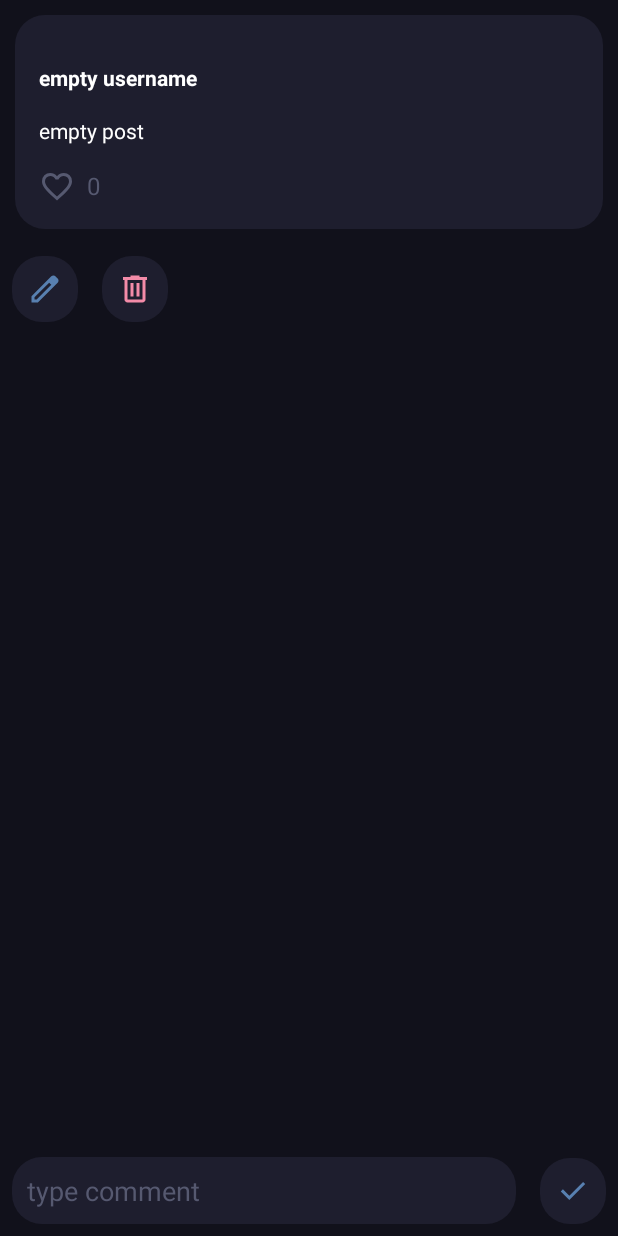
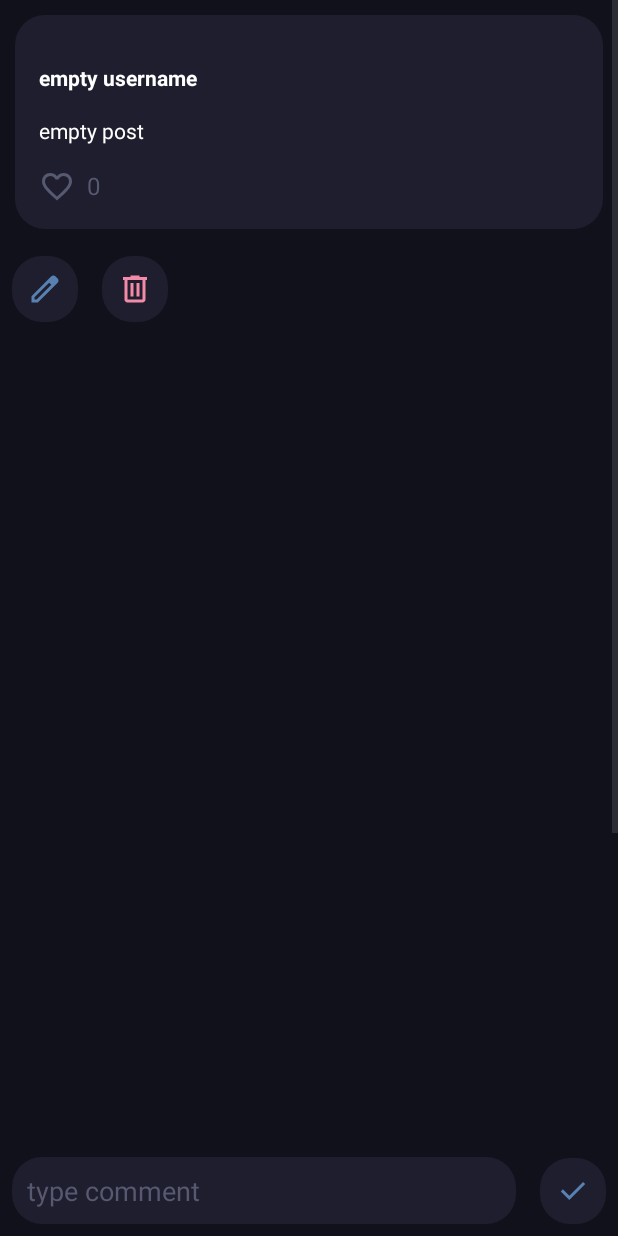
Before and after one commit to imbeer/silly-blog, an Android app: the layout post_fragment.xml on its own in the app's theme, with its tools: preview values and no code run, on a phone screen of 412 x 824 dp. Run offline under Robolectric (Android 15) with nearby library versions, the light colour scheme and no system bars.

Commit message:
Fix comment deletion and scroll

```diff
--- a/blog_android_app/app/src/main/java/com/example/blog_android_app/view/list/CommentCardViewHolder.kt
+++ b/blog_android_app/app/src/main/java/com/example/blog_android_app/view/list/CommentCardViewHolder.kt
@@ -9,7 +9,6 @@ import androidx.recyclerview.widget.RecyclerView
 import com.example.blog_android_app.MainActivity
 import com.example.blog_android_app.R
 import com.example.blog_android_app.model.CommentData
-import com.example.blog_android_app.repository.comments.CommentRestController
 import com.example.blog_android_app.repository.users.UserRestController
 import com.example.blog_android_app.viewmodel.CommentListViewModel
 import kotlinx.coroutines.runBlocking
@@ -37,13 +36,7 @@ class CommentCardViewHolder(
         }
 
         clearButton.setOnClickListener {
-            runBlocking {
-                val res = CommentRestController.deleteComment(commentData = commentData)
-                if (res) {
-                    Toast.makeText(itemView.context, "Comment deleted!", Toast.LENGTH_SHORT).show()
-                    viewModel.update()
-                }
-            }
+            viewModel.deleteComment(commentData)
         }
 
         editButton.setOnClickListener {
--- a/blog_android_app/app/src/main/java/com/example/blog_android_app/viewmodel/CommentListViewModel.kt
+++ b/blog_android_app/app/src/main/java/com/example/blog_android_app/viewmodel/CommentListViewModel.kt
@@ -110,6 +110,13 @@ class CommentListViewModel(
         update()
     }
 
+    fun deleteComment(commentData: CommentData) {
+        runBlocking {
+            CommentRestController.deleteComment(commentData = commentData)
+        }
+        update()
+    }
+
 
     fun deletePost() {
         runBlocking {
--- a/blog_android_app/app/src/main/res/layout/post_fragment.xml
+++ b/blog_android_app/app/src/main/res/layout/post_fragment.xml
@@ -1,4 +1,5 @@
 <?xml version="1.0" encoding="utf-8"?>
+
 <androidx.constraintlayout.widget.ConstraintLayout
     xmlns:android="http://schemas.android.com/apk/res/android"
     xmlns:app="http://schemas.android.com/apk/res-auto"
@@ -10,27 +11,33 @@
     android:orientation="vertical"
     tools:context=".view.post.PostFragment">
 
+    <ScrollView
+        android:id="@+id/scroll"
+        android:layout_width="match_parent"
+        android:layout_height="match_parent"
+        app:layout_constraintBottom_toTopOf="@id/comment_panel"
+        app:layout_constraintLeft_toLeftOf="parent"
+        app:layout_constraintRight_toRightOf="parent"
+        app:layout_constraintTop_toTopOf="parent"
+        >
+        <LinearLayout
+            android:layout_width="match_parent"
+            android:layout_height="match_parent"
+            android:orientation="vertical">
+
             <include
                 android:id="@+id/post_card"
                 android:layout_margin="10dp"
                 android:layout_height="wrap_content"
                 android:layout_width="match_parent"
                 layout="@layout/post_card"
-        app:layout_constraintBottom_toTopOf="@id/control_panel"
-        app:layout_constraintLeft_toLeftOf="parent"
-        app:layout_constraintRight_toRightOf="parent"
-        app:layout_constraintTop_toTopOf="parent" />
-
+                />
 
             <LinearLayout
                 android:layout_width="match_parent"
                 android:layout_height="wrap_content"
-        android:id="@+id/control_panel"
-        app:layout_constraintTop_toBottomOf="@id/post_card"
-        app:layout_constraintBottom_toTopOf="@id/comment_list"
-        app:layout_constraintRight_toRightOf="parent"
-        app:layout_constraintLeft_toLeftOf="parent"
-        >
+                android:id="@+id/control_panel">
+
                 <ImageButton
                     android:id="@+id/post_edit_button"
                     android:layout_width="wrap_content"
@@ -38,10 +45,7 @@
                     android:layout_margin="8dp"
                     android:background="@drawable/post_card_bg"
                     android:padding="10dp"
-            android:src="@drawable/edit"
-            app:layout_constraintBottom_toBottomOf="parent"
-            app:layout_constraintRight_toLeftOf="@id/post_clear_button"
-            app:layout_constraintTop_toTopOf="parent" />
+                    android:src="@drawable/edit" />
 
                 <ImageButton
                     android:id="@+id/post_clear_button"
@@ -50,22 +54,17 @@
                     android:layout_margin="8dp"
                     android:background="@drawable/post_card_bg"
                     android:padding="10dp"
-            android:src="@drawable/delete"
-            app:layout_constraintBottom_toBottomOf="parent"
-            app:layout_constraintLeft_toRightOf="@id/post_edit_button"
-            app:layout_constraintRight_toRightOf="parent"
-            app:layout_constraintTop_toTopOf="parent" />
+                    android:src="@drawable/delete" />
             </LinearLayout>
 <!--    </androidx.constraintlayout.widget.ConstraintLayout>-->
 
     <androidx.recyclerview.widget.RecyclerView
         android:id="@+id/comment_list"
         android:layout_width="match_parent"
-        android:layout_height="0dp"
-        app:layout_constraintBottom_toTopOf="@id/comment_panel"
-        app:layout_constraintLeft_toLeftOf="parent"
-        app:layout_constraintRight_toRightOf="parent"
-        app:layout_constraintTop_toBottomOf="@id/control_panel" />
+        android:layout_height="1000dp" />
+
+        </LinearLayout>
+    </ScrollView>
 
     <androidx.constraintlayout.widget.ConstraintLayout
         android:id="@+id/comment_panel"
```
Lines whose indentation alone changed are shown as unchanged.
